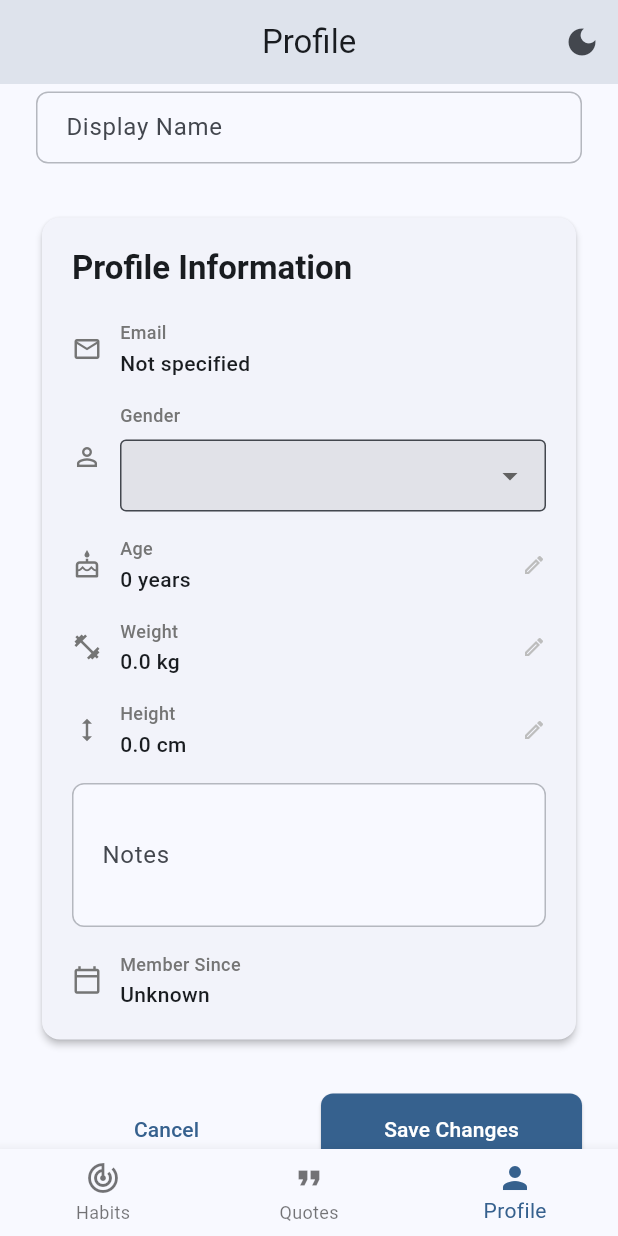
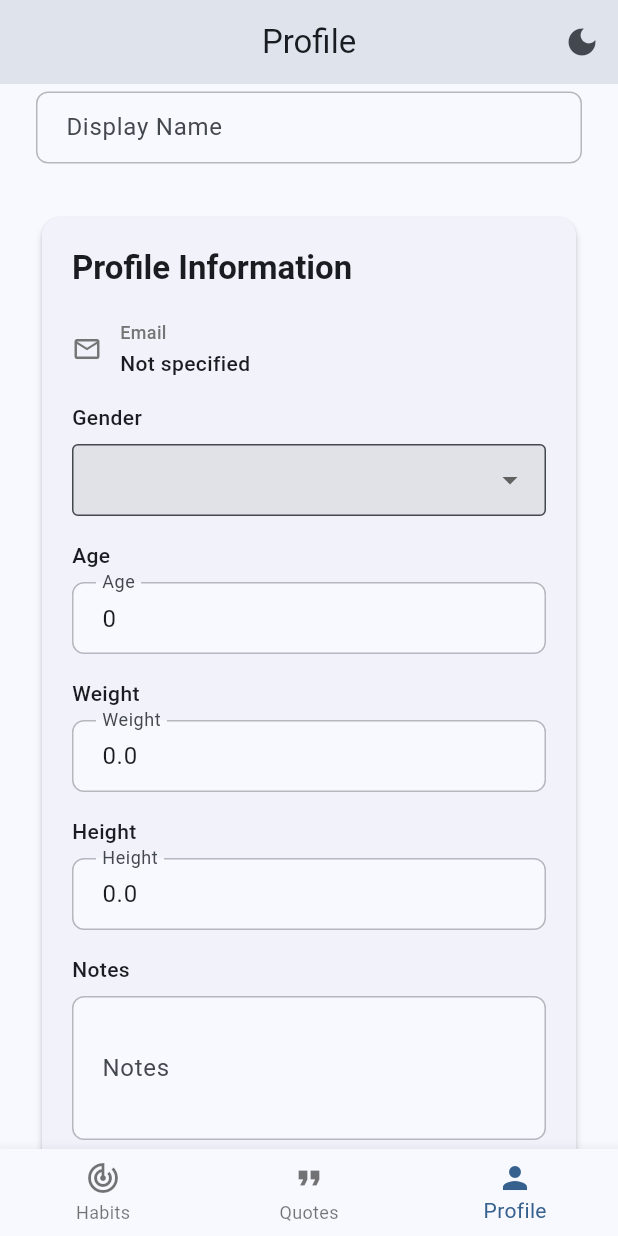
Before and after one commit to ItsArupSaha/habit_tracker, a Flutter app: the screen it shows once a user with an empty profile is signed in, item 3 of the bottom bar chosen, scrolled down 135 dp, after a tap on "Edit Profile", on a phone screen of 412 x 824 dp. Run offline on Flutter 3.47's test engine with Material 3 defaults, Android fonts, the phone set to English and light mode, and no system bars; our stand-ins replace cloud_firestore, firebase_auth, firebase_core, shared_preferences; accounts and stored records are empty; network calls fail.

Commit message:
edit optional fields are okay now in profile tab

```diff
--- a/lib/screens/home/tabs/profile_tab.dart
+++ b/lib/screens/home/tabs/profile_tab.dart
@@ -15,6 +15,9 @@ class _ProfileTabState extends State<ProfileTab> {
   final _formKey = GlobalKey<FormState>();
   final _displayNameController = TextEditingController();
   final _otherDetailsController = TextEditingController();
+  final _ageController = TextEditingController();
+  final _weightController = TextEditingController();
+  final _heightController = TextEditingController();
 
   bool _isEditing = false;
   bool _isLoading = false;
@@ -25,14 +28,29 @@ class _ProfileTabState extends State<ProfileTab> {
   @override
   void initState() {
     super.initState();
-    _loadProfileData();
+    // Listen to profile changes
+    WidgetsBinding.instance.addPostFrameCallback((_) {
+      final authService = Provider.of<AuthService>(context, listen: false);
+      authService.addListener(_onProfileChanged);
+    });
   }
 
   @override
   void dispose() {
+    final authService = Provider.of<AuthService>(context, listen: false);
+    authService.removeListener(_onProfileChanged);
     _displayNameController.dispose();
     _otherDetailsController.dispose();
+    _ageController.dispose();
+    _weightController.dispose();
+    _heightController.dispose();
     super.dispose();
+  }
+
+  void _onProfileChanged() {
+    if (mounted && !_isEditing) {
+      _loadProfileData();
+    }
   }
 
   void _loadProfileData() {
@@ -46,8 +64,25 @@ class _ProfileTabState extends State<ProfileTab> {
       final otherDetails = profile['otherDetails'] as Map<String, dynamic>?;
       if (otherDetails != null) {
         _otherDetailsController.text = otherDetails['notes'] ?? '';
+        _ageController.text = otherDetails['age']?.toString() ?? '';
+        _weightController.text = otherDetails['weight']?.toString() ?? '';
+        _heightController.text = otherDetails['height']?.toString() ?? '';
       }
     }
+  }
+
+  void _startEditing() {
+    _loadProfileData();
+    setState(() {
+      _isEditing = true;
+    });
+  }
+
+  void _cancelEditing() {
+    setState(() {
+      _isEditing = false;
+    });
+    _loadProfileData();
   }
 
   Future<void> _saveProfile() async {
@@ -59,6 +94,9 @@ class _ProfileTabState extends State<ProfileTab> {
       final authService = Provider.of<AuthService>(context, listen: false);
       final otherDetails = {
         'notes': _otherDetailsController.text.trim(),
+        'age': _ageController.text.trim().isNotEmpty ? int.tryParse(_ageController.text.trim()) : null,
+        'weight': _weightController.text.trim().isNotEmpty ? double.tryParse(_weightController.text.trim()) : null,
+        'height': _heightController.text.trim().isNotEmpty ? double.tryParse(_heightController.text.trim()) : null,
       };
 
       final result = await authService.updateProfile(
@@ -129,6 +167,13 @@ class _ProfileTabState extends State<ProfileTab> {
         if (profile == null) {
           return const Center(child: CircularProgressIndicator());
         }
+
+        // Ensure controllers have current profile data
+        WidgetsBinding.instance.addPostFrameCallback((_) {
+          if (mounted && !_isEditing) {
+            _loadProfileData();
+          }
+        });
 
         return Scaffold(
           body: SingleChildScrollView(
@@ -223,6 +268,23 @@ class _ProfileTabState extends State<ProfileTab> {
                           const SizedBox(height: 16),
 
                           // Age
+                          if (_isEditing)
+                            _buildEditableField(
+                              'Age',
+                              _ageController,
+                              Icons.cake_outlined,
+                              keyboardType: TextInputType.number,
+                              validator: (value) {
+                                if (value != null && value.isNotEmpty) {
+                                  final int age = int.tryParse(value) ?? 0;
+                                  if (age < 0 || age > 120) {
+                                    return 'Age must be between 0 and 120';
+                                  }
+                                }
+                                return null;
+                              },
+                            )
+                          else
                             _buildInfoRow(
                               'Age',
                               _getAgeFromProfile(profile),
@@ -232,6 +294,24 @@ class _ProfileTabState extends State<ProfileTab> {
                           const SizedBox(height: 16),
 
                           // Weight
+                          if (_isEditing)
+                            _buildEditableField(
+                              'Weight',
+                              _weightController,
+                              Icons.fitness_center_outlined,
+                              keyboardType: TextInputType.number,
+                              hintText: 'Enter weight in kg',
+                              validator: (value) {
+                                if (value != null && value.isNotEmpty) {
+                                  final double weight = double.tryParse(value) ?? 0.0;
+                                  if (weight < 0.0) {
+                                    return 'Weight must be positive';
+                                  }
+                                }
+                                return null;
+                              },
+                            )
+                          else
                             _buildInfoRow(
                               'Weight',
                               _getWeightFromProfile(profile),
@@ -241,6 +321,24 @@ class _ProfileTabState extends State<ProfileTab> {
                           const SizedBox(height: 16),
 
                           // Height
+                          if (_isEditing)
+                            _buildEditableField(
+                              'Height',
+                              _heightController,
+                              Icons.height_outlined,
+                              keyboardType: TextInputType.number,
+                              hintText: 'Enter height in cm',
+                              validator: (value) {
+                                if (value != null && value.isNotEmpty) {
+                                  final double height = double.tryParse(value) ?? 0.0;
+                                  if (height < 0.0) {
+                                    return 'Height must be positive';
+                                  }
+                                }
+                                return null;
+                              },
+                            )
+                          else
                             _buildInfoRow(
                               'Height',
                               _getHeightFromProfile(profile),
@@ -251,11 +349,27 @@ class _ProfileTabState extends State<ProfileTab> {
 
                           // Other details
                           if (_isEditing)
+                            Column(
+                              crossAxisAlignment: CrossAxisAlignment.start,
+                              children: [
+                                Text(
+                                  'Notes',
+                                  style: Theme.of(context).textTheme.bodyMedium?.copyWith(
+                                    fontWeight: FontWeight.w500,
+                                  ),
+                                ),
+                                const SizedBox(height: 8),
                                 CustomTextField(
                                   controller: _otherDetailsController,
                                   labelText: 'Notes',
                                   hintText: 'Add any additional details...',
                                   maxLines: 3,
+                                  validator: (value) {
+                                    // Notes are optional, so no validation needed
+                                    return null;
+                                  },
+                                ),
+                              ],
                             )
                           else
                             _buildInfoRow(
@@ -287,8 +401,7 @@ class _ProfileTabState extends State<ProfileTab> {
                         Expanded(
                           child: TextButton(
                             onPressed: _isLoading ? null : () {
-                              setState(() => _isEditing = false);
-                              _loadProfileData(); // Reset to original values
+                              _cancelEditing();
                             },
                             child: const Text('Cancel'),
                           ),
@@ -310,7 +423,7 @@ class _ProfileTabState extends State<ProfileTab> {
                     ),
                   ] else ...[
                     CustomButton(
-                      onPressed: () => setState(() => _isEditing = true),
+                      onPressed: () => _startEditing(),
                       child: const Text('Edit Profile'),
                     ),
                   ],
@@ -374,24 +487,35 @@ class _ProfileTabState extends State<ProfileTab> {
     );
   }
 
+  Widget _buildEditableField(String label, TextEditingController controller, IconData icon, {TextInputType keyboardType = TextInputType.text, String hintText = '', String? Function(String?)? validator}) {
+    return Column(
+      crossAxisAlignment: CrossAxisAlignment.start,
+      children: [
+        Text(
+          label,
+          style: Theme.of(context).textTheme.bodyMedium?.copyWith(
+            fontWeight: FontWeight.w500,
+          ),
+        ),
+        const SizedBox(height: 8),
+        CustomTextField(
+          controller: controller,
+          labelText: label,
+          hintText: hintText,
+          keyboardType: keyboardType,
+          validator: validator,
+        ),
+      ],
+    );
+  }
+
   Widget _buildGenderDropdown() {
-    return Row(
-      children: [
-        Icon(
-          Icons.person_outline,
-          size: 20,
-          color: Colors.grey[600],
-        ),
-        const SizedBox(width: 12),
-        Expanded(
-          child: Column(
+    return Column(
       crossAxisAlignment: CrossAxisAlignment.start,
       children: [
         Text(
           'Gender',
-                style: TextStyle(
-                  fontSize: 12,
-                  color: Colors.grey[600],
+          style: Theme.of(context).textTheme.bodyMedium?.copyWith(
             fontWeight: FontWeight.w500,
           ),
         ),
@@ -414,9 +538,10 @@ class _ProfileTabState extends State<ProfileTab> {
               _selectedGender = newValue;
             });
           },
-              ),
-            ],
-          ),
+          validator: (value) {
+            // Gender is optional, so no validation needed
+            return null;
+          },
         ),
       ],
     );
```
Lines whose indentation alone changed are shown as unchanged.
